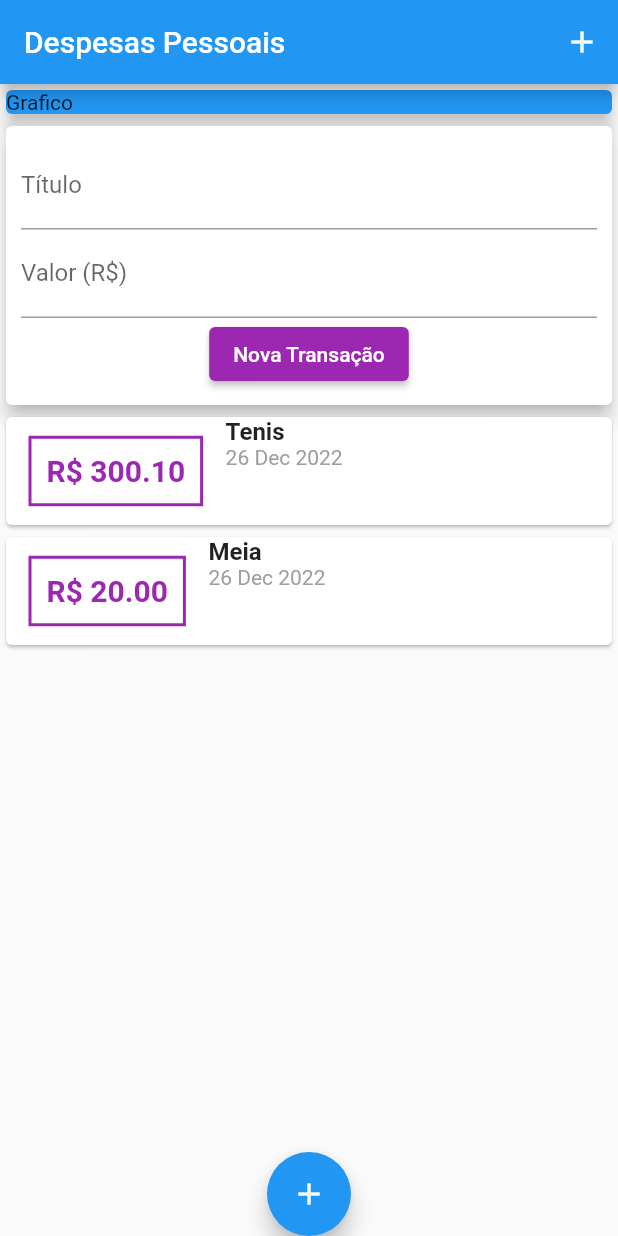
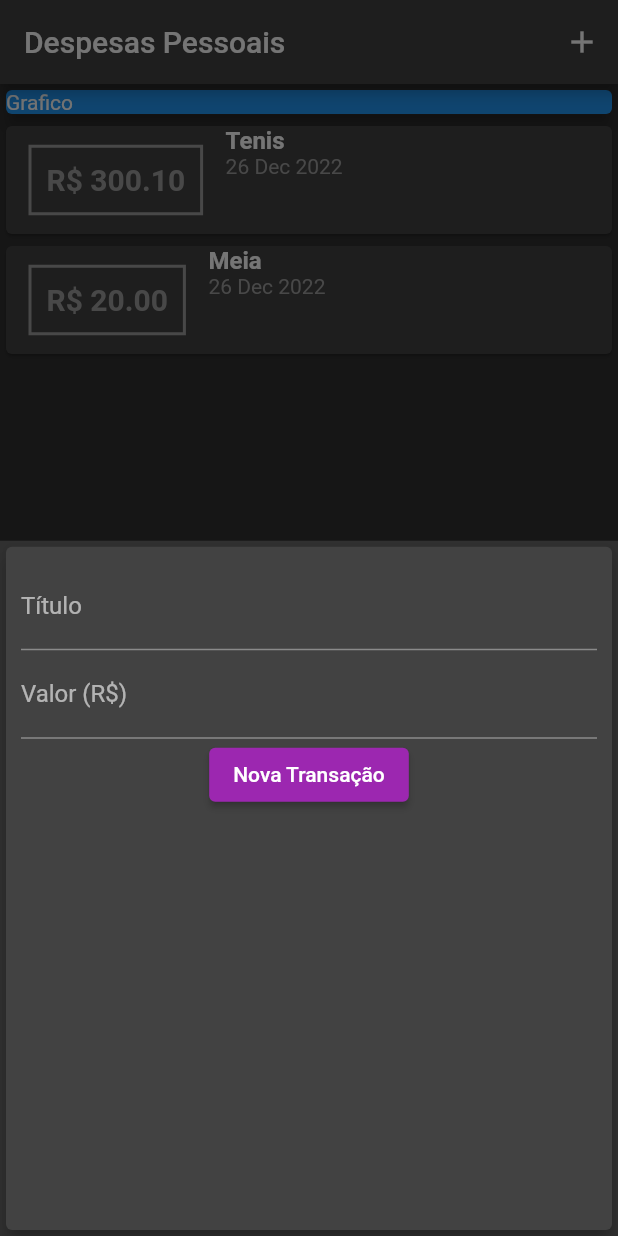
Before and after one commit to ivanluizjr/app-expenses, a Flutter app: the screen it shows after launch, after a tap on the "add" icon, on a phone screen of 412 x 824 dp. Run offline on Flutter 3.47's test engine with Material 2 defaults, Android fonts, the phone set to English and light mode, and no system bars.

Commit message:
Continuando a implementacao de estudo

```diff
--- a/lib/src/presentation/views/my_home_page.dart
+++ b/lib/src/presentation/views/my_home_page.dart
@@ -1,8 +1,58 @@
-import 'package:expences/src/presentation/widgets/transaction_user_widget.dart';
+import 'dart:math';
+
+import 'package:expences/src/domain/usecase/transaction.dart';
+import 'package:expences/src/presentation/widgets/transaction_form_widget.dart';
+import 'package:expences/src/presentation/widgets/transaction_list_widget.dart';
 import 'package:flutter/material.dart';
 
-class MyHomePage extends StatelessWidget {
+class MyHomePage extends StatefulWidget {
   const MyHomePage({Key? key}) : super(key: key);
+
+  @override
+  State<MyHomePage> createState() => _MyHomePageState();
+}
+
+class _MyHomePageState extends State<MyHomePage> {
+  final _transactions = [
+    Transaction(
+      id: '01',
+      date: DateTime.now(),
+      title: 'Tenis',
+      value: 300.1,
+    ),
+    Transaction(
+      id: '02',
+      date: DateTime.now(),
+      title: 'Meia',
+      value: 20.0,
+    ),
+  ];
+
+  _addTransaction(String title, double value) {
+    final newTransaction = Transaction(
+      id: Random().nextDouble().toString(),
+      title: title,
+      value: value,
+      date: DateTime.now(),
+    );
+
+    setState(() {
+      _transactions.add(newTransaction);
+    });
+
+    Navigator.of(context).pop();
+  }
+
+  _openTransactionModal(BuildContext context) {
+    showModalBottomSheet(
+        context: context,
+        builder: (_) {
+          return TransactionFormWidget(onSubmit: (title, value) {
+            _addTransaction(title, value);
+            value;
+          });
+        });
+  }
 
   @override
   Widget build(BuildContext context) {
@@ -11,15 +61,15 @@ class MyHomePage extends StatelessWidget {
         title: const Text('Despesas Pessoais'),
         actions: [
           IconButton(
-            icon: Icon(Icons.add),
-            onPressed: () {},
+            icon: const Icon(Icons.add),
+            onPressed: () => _openTransactionModal(context),
           ),
         ],
       ),
       body: SingleChildScrollView(
         child: Column(
-          children: const [
-            SizedBox(
+          children: [
+            const SizedBox(
               width: double.infinity,
               child: Card(
                 color: Colors.blue,
@@ -27,13 +77,17 @@ class MyHomePage extends StatelessWidget {
                 elevation: 5,
               ),
             ),
-            TransactionUserWidget(),
+            TransactionListWidget(transactions: _transactions),
           ],
         ),
       ),
-      floatingActionButton: FloatingActionButton(
-        child: Icon(Icons.add),
-        onPressed: () {},
+      floatingActionButton: Padding(
+        padding: const EdgeInsets.all(8.0),
+        child: FloatingActionButton(
+          child: const Icon(Icons.add),
+          backgroundColor: Theme.of(context).primaryColorLight,
+          onPressed: () => _openTransactionModal(context),
+        ),
       ),
       floatingActionButtonLocation: FloatingActionButtonLocation.centerDocked,
     );
--- a/lib/src/presentation/widgets/expenses_app_widget.dart
+++ b/lib/src/presentation/widgets/expenses_app_widget.dart
@@ -6,9 +6,12 @@ class ExpansesApp extends StatelessWidget {
 
   @override
   Widget build(BuildContext context) {
-    return const MaterialApp(
-      home: MyHomePage(),
+    return MaterialApp(
+      home: const MyHomePage(),
       debugShowCheckedModeBanner: false,
+      theme: ThemeData(
+        brightness: Brightness.dark,
+      ),
     );
   }
 }
--- a/lib/src/presentation/widgets/transaction_form_widget.dart
+++ b/lib/src/presentation/widgets/transaction_form_widget.dart
@@ -1,12 +1,19 @@
 import 'package:flutter/material.dart';
 
-class TransactionFormWidget extends StatelessWidget {
-  TransactionFormWidget({Key? key, required this.onSubmit}) : super(key: key);
-
-  final titleController = TextEditingController();
-  final valueController = TextEditingController();
+class TransactionFormWidget extends StatefulWidget {
+  const TransactionFormWidget({Key? key, required this.onSubmit})
+      : super(key: key);
 
   final void Function(String, double) onSubmit;
+
+  @override
+  State<TransactionFormWidget> createState() => _TransactionFormWidgetState();
+}
+
+class _TransactionFormWidgetState extends State<TransactionFormWidget> {
+  final titleController = TextEditingController();
+
+  final valueController = TextEditingController();
 
   _submitForm() {
     final title = titleController.text;
@@ -16,7 +23,7 @@ class TransactionFormWidget extends StatelessWidget {
       return;
     }
 
-    onSubmit(title, value);
+    widget.onSubmit(title, value);
   }
 
   @override
--- a/lib/src/presentation/widgets/transaction_list_widget.dart
+++ b/lib/src/presentation/widgets/transaction_list_widget.dart
@@ -28,17 +28,17 @@ class TransactionListWidget extends StatelessWidget {
                     ),
                     decoration: BoxDecoration(
                       border: Border.all(
-                        color: Colors.purple,
+                        color: Theme.of(context).primaryColorLight,
                         width: 2,
                       ),
                     ),
                     padding: const EdgeInsets.all(10.0),
                     child: Text(
                       'R\$ ${tr.value.toStringAsFixed(2)}',
-                      style: const TextStyle(
+                      style: TextStyle(
                         fontWeight: FontWeight.bold,
                         fontSize: 20.0,
-                        color: Colors.purple,
+                        color: Theme.of(context).primaryColorLight,
                       ),
                     ),
                   ),
--- a/lib/src/presentation/widgets/transaction_user_widget.dart
+++ /dev/null
@@ -1,55 +0,0 @@
-import 'dart:math';
-
-import 'package:expences/src/domain/usecase/transaction.dart';
-import 'package:expences/src/presentation/widgets/transaction_form_widget.dart';
-import 'package:expences/src/presentation/widgets/transaction_list_widget.dart';
-import 'package:flutter/material.dart';
-
-class TransactionUserWidget extends StatefulWidget {
-  const TransactionUserWidget({Key? key}) : super(key: key);
-
-  @override
-  State<TransactionUserWidget> createState() => _TransactionUserWidgetState();
-}
-
-class _TransactionUserWidgetState extends State<TransactionUserWidget> {
-  final _transactions = [
-    Transaction(
-      id: '01',
-      date: DateTime.now(),
-      title: 'Tenis',
-      value: 300.1,
-    ),
-    Transaction(
-      id: '02',
-      date: DateTime.now(),
-      title: 'Meia',
-      value: 20.0,
-    ),
-  ];
-
-  _addTransaction(String title, double value) {
-    final newTransaction = Transaction(
-      id: Random().nextDouble().toString(),
-      title: title,
-      value: value,
-      date: DateTime.now(),
-    );
-
-    setState(() {
-      _transactions.add(newTransaction);
-    });
-  }
-
-  @override
-  Widget build(BuildContext context) {
-    return Column(
-      children: [
-        TransactionFormWidget(
-          onSubmit: _addTransaction,
-        ),
-        TransactionListWidget(transactions: _transactions),
-      ],
-    );
-  }
-}
```
